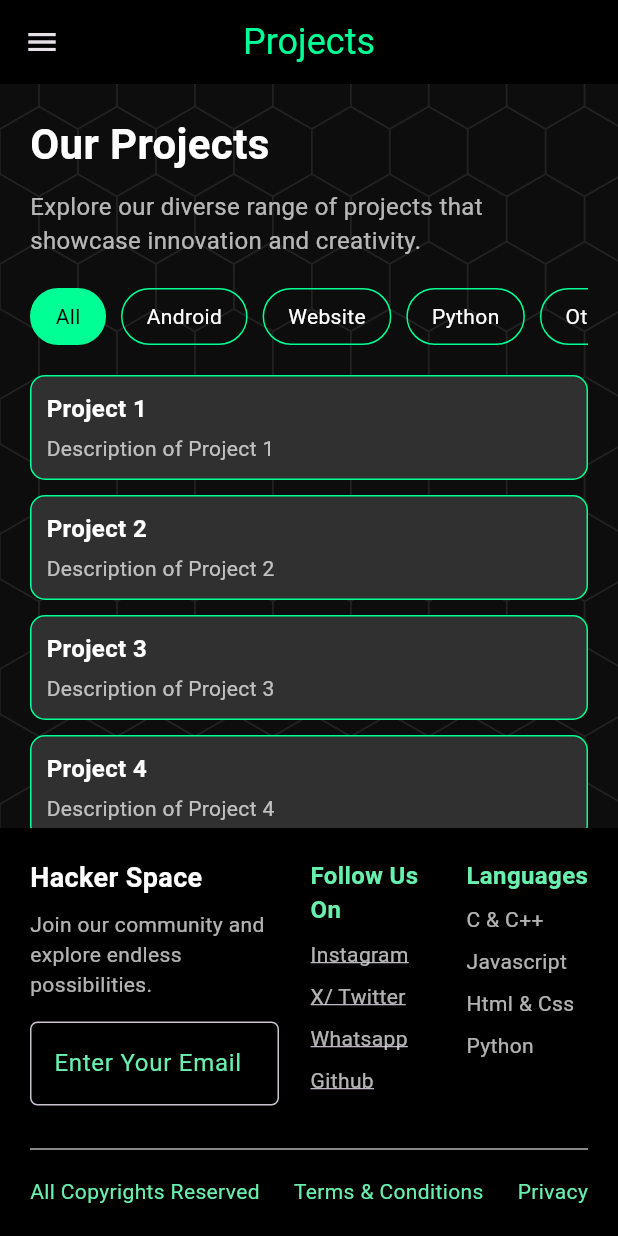
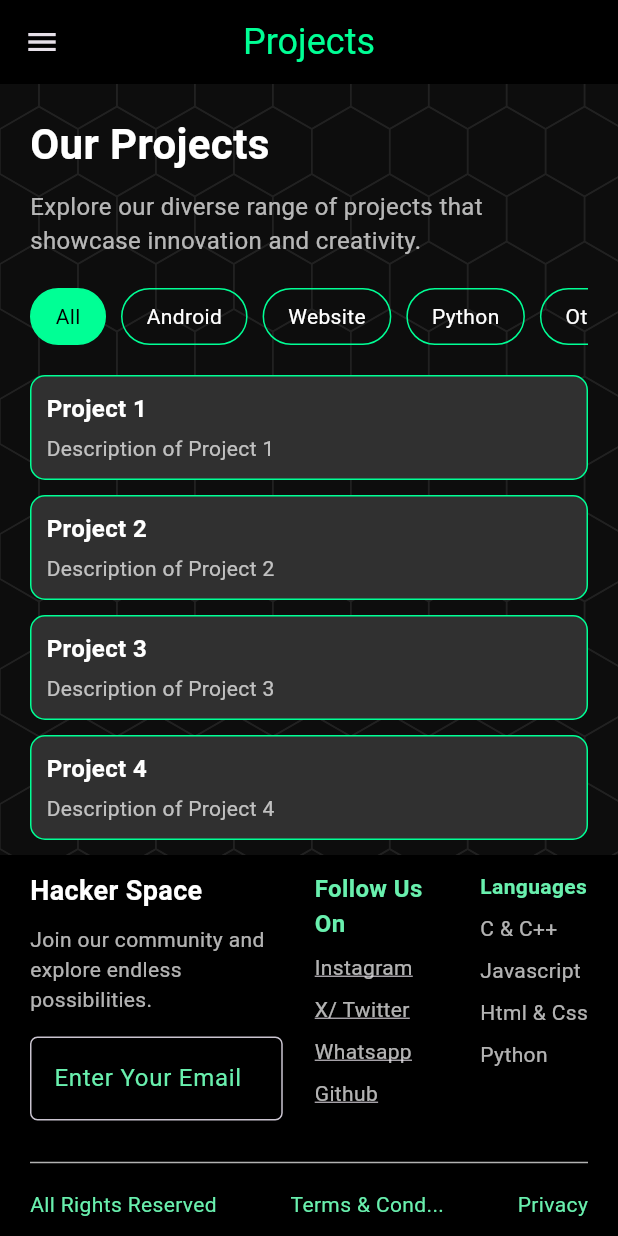
Before and after one commit to Hackerspace2023/Hackerspace_Portfolio-Flutter-App-Public, a Flutter app: the ProjectsPage screen opened directly, on a phone screen of 412 x 824 dp. Run offline on Flutter 3.47's test engine with Material 3 defaults, Android fonts, the phone set to English and light mode, and no system bars; Roboto replaces fonts that are missing (Audiowide).

Commit message:
Fixed  Some Bugs.

```diff
--- a/lib/projects.dart
+++ b/lib/projects.dart
@@ -207,7 +207,7 @@ class _ProjectsPageState extends State<ProjectsPage> {
   Widget _buildBottomNavigationBar() {
     return Container(
       color: Colors.black,
-      padding: const EdgeInsets.symmetric(vertical: 20, horizontal: 20),
+      padding: const EdgeInsets.symmetric(vertical: 11, horizontal: 20),
       child: Column(
         mainAxisSize: MainAxisSize.min,
         children: [
@@ -229,7 +229,7 @@ class _ProjectsPageState extends State<ProjectsPage> {
                         fontWeight: FontWeight.bold,
                       ),
                     ),
-                    const SizedBox(height: 8),
+                    const SizedBox(height: 9),
                     const Text(
                       "Join our community and explore endless possibilities.",
                       style: TextStyle(
@@ -255,7 +255,7 @@ class _ProjectsPageState extends State<ProjectsPage> {
                 ),
               ),
 
-              const SizedBox(width: 20), // Add spacing between columns
+              const SizedBox(width: 15), // Add spacing between columns
 
               // Middle Column: Follow Us On
               Flexible(
@@ -283,30 +283,30 @@ class _ProjectsPageState extends State<ProjectsPage> {
               const SizedBox(width: 20), // Add spacing between columns
 
               // Right Column: Languages
-              Flexible(
+              const Flexible(
                 flex: 1,
                 child: Column(
                   crossAxisAlignment: CrossAxisAlignment.start,
                   children: [
-                    const Text(
+                    Text(
                       "Languages",
                       style: TextStyle(
                         color: Colors.greenAccent,
-                        fontSize: 16,
+                        fontSize: 14,
                         fontWeight: FontWeight.bold,
                       ),
                     ),
-                    const SizedBox(height: 8),
-                    const Text(
+                    SizedBox(height: 8),
+                    Text(
                         "C & C++", style: TextStyle(color: Colors.white70)),
-                    const SizedBox(height: 8),
-                    const Text(
+                    SizedBox(height: 8),
+                    Text(
                         "Javascript", style: TextStyle(color: Colors.white70)),
-                    const SizedBox(height: 8),
-                    const Text(
+                    SizedBox(height: 8),
+                    Text(
                         "Html & Css", style: TextStyle(color: Colors.white70)),
-                    const SizedBox(height: 8),
-                    const Text(
+                    SizedBox(height: 8),
+                    Text(
                         "Python", style: TextStyle(color: Colors.white70)),
                   ],
                 ),
@@ -322,13 +322,13 @@ class _ProjectsPageState extends State<ProjectsPage> {
             mainAxisAlignment: MainAxisAlignment.spaceBetween,
             children: [
               const Text(
-                "All Copyrights Reserved",
+                "All Rights Reserved",
                 style: TextStyle(color: Colors.greenAccent),
               ),
               GestureDetector(
                 onTap: () => _launchURL("https://example.com/terms"),
                 child: const Text(
-                  "Terms & Conditions",
+                  "Terms & Cond...",
                   style: TextStyle(color: Colors.greenAccent),
                 ),
               ),
```
Also changed, not shown: 9 other files.
